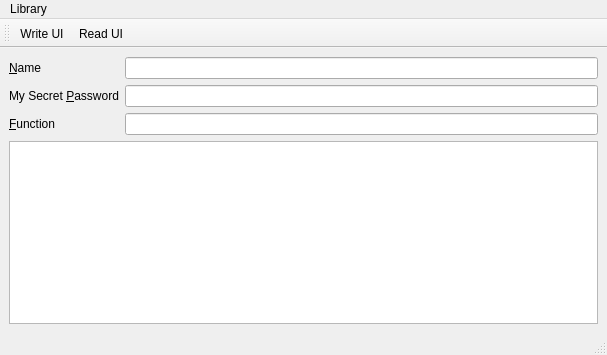
The window that rt-ui-serialize/src/mainwindow.ui (Scanframe/sf-mod-app) describes before a commit, drawn with Qt 5.
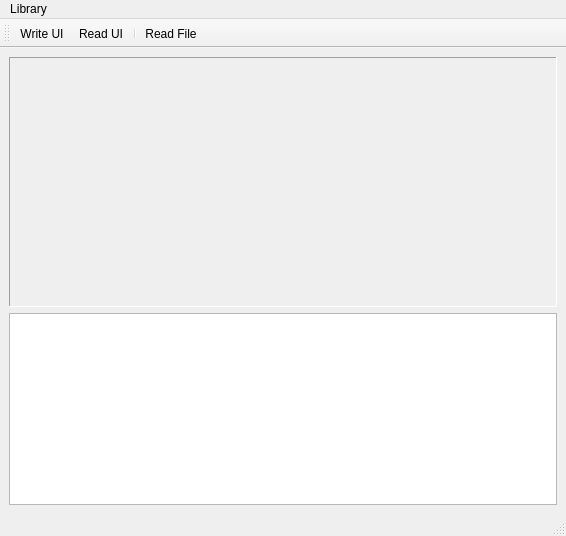
The same window after the commit. Icons and pictures are not drawn.

The edit to the form file:
```diff
--- a/rt-ui-serialize/src/mainwindow.ui
+++ b/rt-ui-serialize/src/mainwindow.ui
@@ -6,8 +6,8 @@
    <rect>
     <x>0</x>
     <y>0</y>
-    <width>607</width>
-    <height>355</height>
+    <width>566</width>
+    <height>536</height>
    </rect>
   </property>
   <property name="sizePolicy">
@@ -24,64 +24,41 @@
   </property>
   <widget class="QWidget" name="centralwidget">
    <layout class="QGridLayout" name="gridLayout">
-    <item row="0" column="0">
-     <widget class="QLabel" name="labelName">
-      <property name="sizePolicy">
-       <sizepolicy hsizetype="Preferred" vsizetype="Minimum">
-        <horstretch>0</horstretch>
-        <verstretch>0</verstretch>
-       </sizepolicy>
-      </property>
-      <property name="text">
-       <string>&amp;Name</string>
-      </property>
-      <property name="buddy">
-       <cstring>lineEditName</cstring>
-      </property>
-     </widget>
-    </item>
-    <item row="0" column="1">
-     <widget class="QLineEdit" name="lineEditName"/>
-    </item>
-    <item row="1" column="0">
-     <widget class="QLabel" name="labelPassword">
-      <property name="sizePolicy">
-       <sizepolicy hsizetype="Preferred" vsizetype="Minimum">
-        <horstretch>0</horstretch>
-        <verstretch>0</verstretch>
-       </sizepolicy>
-      </property>
-      <property name="text">
-       <string>My Secret &amp;Password</string>
-      </property>
-      <property name="buddy">
-       <cstring>lineEditPassword</cstring>
-      </property>
-     </widget>
-    </item>
-    <item row="1" column="1">
-     <widget class="QLineEdit" name="lineEditPassword"/>
-    </item>
-    <item row="2" column="0">
-     <widget class="QLabel" name="labelFunction">
-      <property name="text">
-       <string>&amp;Function</string>
-      </property>
-      <property name="buddy">
-       <cstring>lineEditFunction</cstring>
-      </property>
-     </widget>
-    </item>
-    <item row="2" column="1">
-     <widget class="QLineEdit" name="lineEditFunction"/>
-    </item>
-    <item row="3" column="0" colspan="2">
+    <item row="4" column="0">
      <widget class="QListView" name="listView">
+      <property name="sizePolicy">
+       <sizepolicy hsizetype="Expanding" vsizetype="Fixed">
+        <horstretch>0</horstretch>
+        <verstretch>0</verstretch>
+       </sizepolicy>
+      </property>
       <property name="editTriggers">
        <set>QAbstractItemView::NoEditTriggers</set>
       </property>
      </widget>
     </item>
+    <item row="0" column="0" rowspan="4">
+     <widget class="QScrollArea" name="frameEmbedded">
+      <property name="frameShape">
+       <enum>QFrame::Panel</enum>
+      </property>
+      <property name="frameShadow">
+       <enum>QFrame::Sunken</enum>
+      </property>
+      <property name="verticalScrollBarPolicy">
+       <enum>Qt::ScrollBarAsNeeded</enum>
+      </property>
+      <property name="horizontalScrollBarPolicy">
+       <enum>Qt::ScrollBarAsNeeded</enum>
+      </property>
+      <property name="sizeAdjustPolicy">
+       <enum>QAbstractScrollArea::AdjustToContents</enum>
+      </property>
+      <property name="alignment">
+       <set>Qt::AlignLeading|Qt::AlignLeft|Qt::AlignTop</set>
+      </property>
+     </widget>
+    </item>
    </layout>
   </widget>
   <widget class="QMenuBar" name="menubar">
@@ -89,7 +66,7 @@
     <rect>
      <x>0</x>
      <y>0</y>
-     <width>607</width>
+     <width>566</width>
      <height>29</height>
     </rect>
    </property>
@@ -118,6 +95,8 @@
    </attribute>
    <addaction name="actionWriteUI"/>
    <addaction name="actionReadUI"/>
+   <addaction name="separator"/>
+   <addaction name="actionReadFile"/>
   </widget>
   <action name="actionWriteUI">
    <property name="icon">
@@ -149,6 +128,21 @@
     <string>Ctrl+R</string>
    </property>
   </action>
+  <action name="actionReadFile">
+   <property name="icon">
+    <iconset resource="../../com/misc/resource/resource.qrc">
+     <normaloff>:/logo/scanframe2</normaloff>:/logo/scanframe2</iconset>
+   </property>
+   <property name="text">
+    <string>Read &amp;File</string>
+   </property>
+   <property name="toolTip">
+    <string>Read UI from file</string>
+   </property>
+   <property name="shortcut">
+    <string>Ctrl+O</string>
+   </property>
+  </action>
  </widget>
  <tabstops>
   <tabstop>lineEditFunction</tabstop>
```
Left out of the diff: 18 changed lines with no effect on the pictures.
